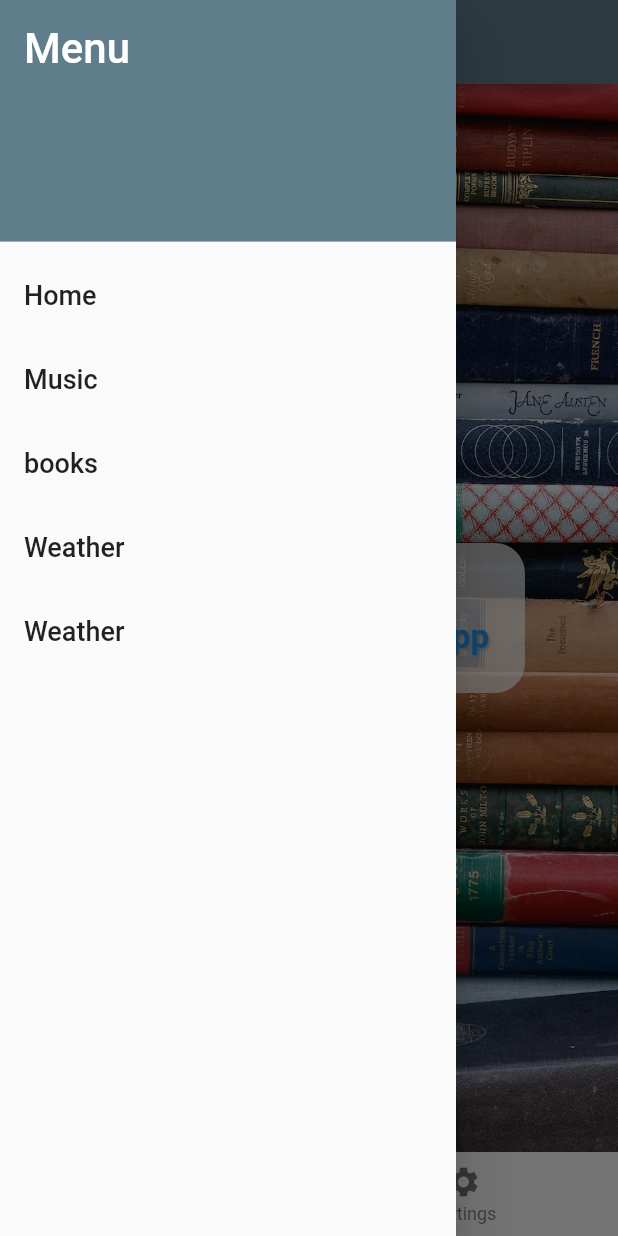
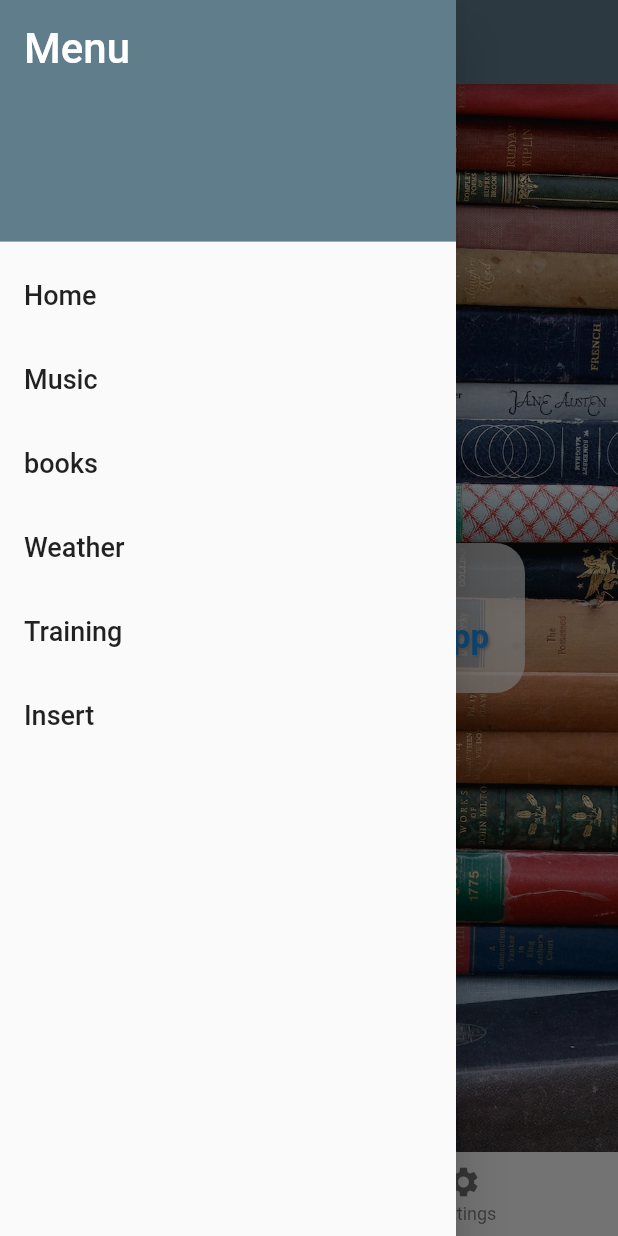
Before and after one commit to ClaudioSviluppo/my_library, a Flutter app: the screen it shows after launch, with the side drawer open, on a phone screen of 412 x 824 dp. Run offline on Flutter 3.47's test engine with Material 2 defaults, Android fonts, the phone set to English and light mode, and no system bars; our stand-ins replace speech_to_text; generated files the repository leaves out were written again.

Commit message:
add input scaffold

```diff
--- a/lib/l10n/app_de.arb
+++ b/lib/l10n/app_de.arb
@@ -13,5 +13,6 @@
     "music": "Musik",
     "home": "Zuhause",
     "info": "Information",
-    "settings":"Einstellungen"
+    "settings":"Einstellungen",
+    "insert" : "Einführen"
 }
--- a/lib/l10n/app_en.arb
+++ b/lib/l10n/app_en.arb
@@ -31,5 +31,6 @@
    "music": "Music",
    "home": "Home",
    "info": "Info",
-   "settings":"Settings"
+   "settings":"Settings",
+   "insert" : "Insert"
 }
--- a/lib/l10n/app_es.arb
+++ b/lib/l10n/app_es.arb
@@ -13,5 +13,6 @@
     "music": "Música",
     "home": "Casa",
     "info": "Información",
-    "settings":"Ajustes"
+    "settings":"Ajustes",
+    "insert" : "Poner"
 }
--- a/lib/l10n/app_it.arb
+++ b/lib/l10n/app_it.arb
@@ -13,5 +13,7 @@
     "music": "Musica",
     "home": "Home",
     "info": "Info",
-    "settings":"Impostazioni"
+    "settings":"Impostazioni",
+    "insert" : "Inserisci"
+
 }
--- a/lib/shared/menu_drawer.dart
+++ b/lib/shared/menu_drawer.dart
@@ -6,6 +6,7 @@ import 'package:my_library/screens/music_screen.dart';
 import 'package:my_library/shared/model_translate.dart';
 import '../screens/book_screen.dart';
 import '../screens/intro_screen.dart';
+import '../screens/input_screen.dart';
 
 class MenuDrawer extends StatelessWidget {
   const MenuDrawer({super.key});
@@ -26,7 +27,8 @@ class MenuDrawer extends StatelessWidget {
       'Musica',
       'Libri',
       'Weather',
-      'Training'
+      'Training',
+      'Input'
     ];
 
     final List<ModelTranslate> menuTitles2 = [
@@ -34,7 +36,8 @@ class MenuDrawer extends StatelessWidget {
       ModelTranslate("Musica", AppLocalizations.of(context)!.music),
       ModelTranslate("Libri", AppLocalizations.of(context)!.books),
       ModelTranslate("Weather", "Weather"),
-      ModelTranslate("Training", "Weather")
+      ModelTranslate("Training", "Training"),
+      ModelTranslate("Input", AppLocalizations.of(context)!.insert),
     ];
     List<Widget> menuItems = [];
     menuItems.add(DrawerHeader(
@@ -63,6 +66,9 @@ class MenuDrawer extends StatelessWidget {
             case 'Libri':
               screen = const BookScreen();
               break;
+            case 'Input':
+              screen = InputScreen();
+              break;
             default:
           }
 
```
Also changed, not shown: lib/screens/input_screen.dart (added, +53 -0 lines).
